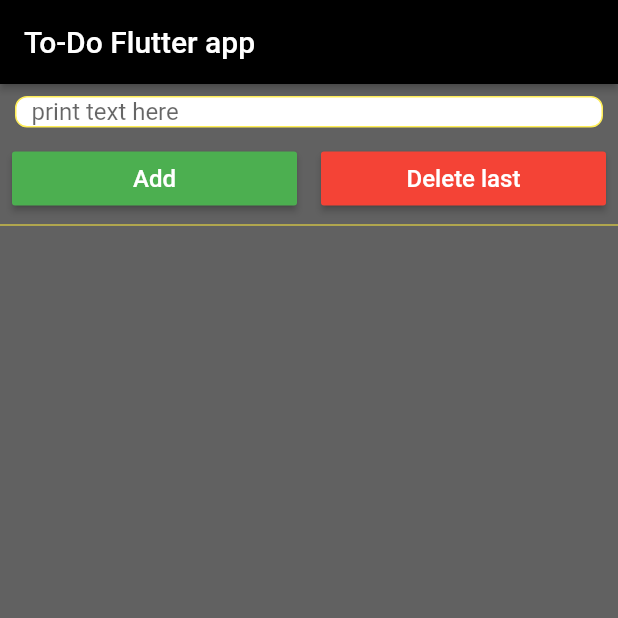
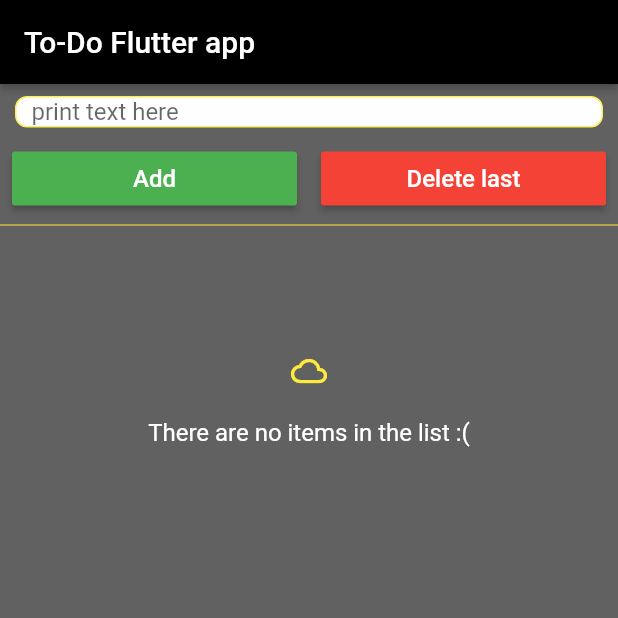
Before and after one commit to Papashkin/first_flutter_app, a Flutter app: the screen it shows after launch, after a tap on "Add", on a phone screen of 412 x 824 dp, the top half of it. Run offline on Flutter 3.47's test engine with Material 2 defaults, Android fonts, the phone set to English and light mode, and no system bars; our stand-ins replace sqflite; accounts and stored records are empty; statements that could not run were skipped.

Commit message:
1. Added SQLite for Flutter library for work with data persistence;

```diff
--- /dev/null
+++ b/lib/data/local/to_do_item_provider.dart
@@ -0,0 +1,43 @@
+import 'package:first_flutter_app/models/to_do_item.dart';
+import 'package:sqflite/sqflite.dart';
+
+final String tableToDoItem = 'toDoItem';
+
+class ToDoItemProvider {
+  Database db;
+
+  Future open(String path) async {
+    db = await openDatabase(path, version: 1,
+        onCreate: (Database db, int version) async {
+      await db.execute('''
+          create table $tableToDoItem (
+          $columnId integer primary key autoincrement,
+          $columnName text not null,
+          $columnSelected integer not null)
+            ''');
+    });
+  }
+
+  Future<ToDoItem> insert(ToDoItem item) async {
+    await db.insert(tableToDoItem, item.toMap());
+    return item;
+  }
+
+  Future<List<ToDoItem>> getAll() async {
+    var data = await db.query(tableToDoItem);
+    if (data.length > 0) {
+      return data.map((item) => ToDoItem.fromMap(item)).toList();
+    } else {
+      return null;
+    }
+  }
+
+  Future delete(int id) async =>
+      await db.delete(tableToDoItem, where: '$columnId = ?', whereArgs: [id]);
+
+  Future update(ToDoItem item) async =>
+      await db.update(tableToDoItem, item.toMap(), where: '$columnId = ?', whereArgs: [item.id]);
+
+  Future close() async => db.close();
+
+}
--- a/lib/presentation/main_view_model.dart
+++ b/lib/presentation/main_view_model.dart
@@ -1,3 +1,5 @@
+import 'package:first_flutter_app/data/local/to_do_item_provider.dart';
+import 'package:first_flutter_app/models/to_do_item.dart';
 import 'package:flutter/widgets.dart';
 
 
@@ -11,26 +13,44 @@ class MainViewState {
 class MainViewModel extends ChangeNotifier {
   List<ToDoItem> _items = [];
   MainViewState _state = MainViewState(items: []);
+  ToDoItemProvider itemsProvider = ToDoItemProvider();
 
   MainViewState get state => _state;
 
-  void addItem(String text) {
+  // open the To-Do database during init view
+  void init() async {
+    await itemsProvider.open('to_do.db');
+    _items = await itemsProvider.getAll();
+    if (_items == null) _items = [];
+    _setState(MainViewState(items: _items));
+  }
+
+  void addItem(String text) async {
     if (text.isNotEmpty) {
-      _items.add(ToDoItem(name: text, isSelected: false, id: _items.length + 1));
+      var newItem = await itemsProvider.insert(ToDoItem(name: text, isSelected: false, id: _items.length + 1));
+      _items.add(newItem);
       _setState(MainViewState(items: _items));
     }
   }
 
-  void deleteLastItem() {
+  void deleteLastItem() async {
     if (_items.isNotEmpty) {
+      await itemsProvider.delete(_items.last.id);
       _items.removeLast();
       _setState(MainViewState(items: _items));
     }
   }
 
-  void setSelected(bool isSelected, int id) {
-    _items.firstWhere((test) => test.id == id).isSelected = isSelected;
+  void setSelected(bool isSelected, int id) async {
+    var updatedItem = _items.firstWhere((test) => test.id == id);
+    updatedItem.isSelected = isSelected;
+    await itemsProvider.update(updatedItem);
     _setState(MainViewState(items: _items));
+  }
+
+  void dispose() {
+    itemsProvider.close();
+    super.dispose();
   }
 
   _setState(MainViewState newState) {
@@ -39,11 +59,3 @@ class MainViewModel extends ChangeNotifier {
   }
 
 }
-
-class ToDoItem {
-  ToDoItem({@required this.id, this.name, this.isSelected});
-
-  String name;
-  int id;
-  bool isSelected = false;
-}
--- a/lib/ui/main_view.dart
+++ b/lib/ui/main_view.dart
@@ -13,12 +13,12 @@ class MainView extends StatefulWidget {
 
 class _MainViewState extends State<MainView> {
   final _controller = TextEditingController();
-  final TextStyle largeItalicSize = const TextStyle(
-    fontSize: 16.0, fontFamily: 'Muli', color: Colors.black
-  );
-  final textStyle = TextStyle(color: Colors.white, fontSize: 16.0);
+  final TextStyle largeItalicSize =
+      const TextStyle(fontSize: 16.0, fontFamily: 'Muli', color: Colors.black);
+  final mainTextStyle = TextStyle(color: Colors.white, fontSize: 16.0);
   final String hint = "print text here";
   final bool obscureText = false;
+  final MainViewModel viewModel = MainViewModel();
 
   String _text = "";
 
@@ -32,22 +32,23 @@ class _MainViewState extends State<MainView> {
             TextSelection(baseOffset: _text.length, extentOffset: _text.length),
       );
     });
+    viewModel.init();
     super.initState();
   }
 
   @override
   void dispose() {
     _controller.dispose();
+    viewModel.dispose();
     super.dispose();
   }
 
   @override
   Widget build(BuildContext context) {
     return ChangeNotifierProvider<MainViewModel>.value(
-      value: MainViewModel(),
+      value: viewModel,
       child: Consumer<MainViewModel>(
-        builder: (context, model, child) => getScaffold(model)
-      ),
+          builder: (context, model, child) => getScaffold(model)),
     );
   }
 
@@ -69,7 +70,23 @@ class _MainViewState extends State<MainView> {
             ],
           ),
           Divider(height: 10.0, color: Colors.yellow),
-          itemsList(viewModel),
+          viewModel.state.items.length > 0
+              ? itemsList(viewModel)
+              : Center(
+                    child: Padding(
+                      padding: const EdgeInsets.only(top: 80.0),
+                      child: Column(
+                        mainAxisAlignment: MainAxisAlignment.center,
+                        crossAxisAlignment: CrossAxisAlignment.center,
+                        children: <Widget>[
+                              Icon(Icons.cloud_queue, color: Colors.yellow),
+                              Padding(padding: EdgeInsets.only(top: 20.0)),
+                              Text('There are no items in the list :(',
+                                  style: mainTextStyle)
+                        ],
+                      ),
+                    ),
+                ),
         ],
       ),
     );
@@ -102,12 +119,11 @@ class _MainViewState extends State<MainView> {
     return Expanded(
       flex: 2,
       child: Padding(
-        padding:
-        EdgeInsets.symmetric(vertical: 2.0, horizontal: 8.0),
+        padding: EdgeInsets.symmetric(vertical: 2.0, horizontal: 8.0),
         child: MaterialButton(
             padding: EdgeInsets.symmetric(vertical: 8.0),
             onPressed: () => viewModel.addItem(_text),
-          child: Text('Add', style: textStyle),
+            child: Text('Add', style: mainTextStyle),
             color: Colors.green[500]),
       ),
     );
@@ -117,12 +133,11 @@ class _MainViewState extends State<MainView> {
     return Expanded(
       flex: 2,
       child: Padding(
-        padding:
-        EdgeInsets.symmetric(vertical: 2.0, horizontal: 8.0),
+        padding: EdgeInsets.symmetric(vertical: 2.0, horizontal: 8.0),
         child: MaterialButton(
             padding: EdgeInsets.symmetric(vertical: 8.0),
             onPressed: () => viewModel.deleteLastItem(),
-          child: Text('Delete last', style: textStyle),
+            child: Text('Delete last', style: mainTextStyle),
             color: Colors.red[500]),
       ),
     );
@@ -133,7 +148,9 @@ class _MainViewState extends State<MainView> {
       child: ListView.builder(
         padding: EdgeInsets.symmetric(horizontal: 10.0, vertical: 4.0),
         itemBuilder: (context, position) {
-          return ItemCard(item: viewModel.state.items.elementAt(position), model: viewModel);
+          return ItemCard(
+              item: viewModel.state.items.elementAt(position),
+              model: viewModel);
         },
         itemCount: viewModel.state.items.length,
         physics: ScrollPhysics(),
--- a/lib/widgets/item_card.dart
+++ b/lib/widgets/item_card.dart
@@ -1,3 +1,4 @@
+import 'package:first_flutter_app/models/to_do_item.dart';
 import 'package:first_flutter_app/presentation/main_view_model.dart';
 import 'package:flutter/material.dart';
 import 'package:flutter/widgets.dart';
--- a/pubspec.yaml
+++ b/pubspec.yaml
@@ -21,6 +21,8 @@ dependencies:
     sdk: flutter
 
   provider: ^3.0.0
+
+  sqflite: ^1.2.0
 
   # The following adds the Cupertino Icons font to your application.
   # Use with the CupertinoIcons class for iOS style icons.
```
Also changed, not shown: lib/models/to_do_item.dart (added, +31 -0 lines), pubspec.lock, 2 other files. Lines whose indentation alone changed are shown as unchanged.
